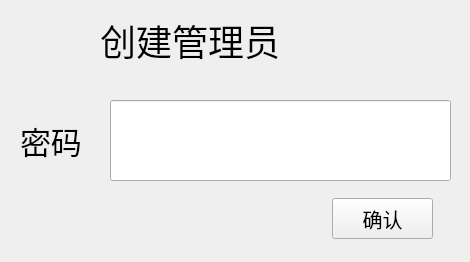
The window that createadmin.ui (kagura114/NetCard) describes before a commit, drawn with Qt 5.
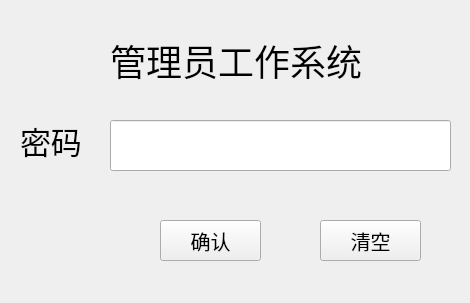
The same window after the commit.

The edit to the form file:
```diff
--- a/createadmin.ui
+++ b/createadmin.ui
@@ -7,7 +7,7 @@
     <x>0</x>
     <y>0</y>
     <width>470</width>
-    <height>262</height>
+    <height>303</height>
    </rect>
   </property>
   <property name="windowTitle">
@@ -16,8 +16,8 @@
   <widget class="QLabel" name="label">
    <property name="geometry">
     <rect>
-     <x>100</x>
-     <y>0</y>
+     <x>110</x>
+     <y>20</y>
      <width>271</width>
      <height>81</height>
     </rect>
@@ -28,7 +28,7 @@
     </font>
    </property>
    <property name="text">
-    <string>创建管理员</string>
+    <string>管理员工作系统</string>
    </property>
   </widget>
   <widget class="QLabel" name="label_2">
@@ -52,8 +52,8 @@
   <widget class="QPushButton" name="pushButton">
    <property name="geometry">
     <rect>
-     <x>332</x>
-     <y>198</y>
+     <x>160</x>
+     <y>220</y>
      <width>101</width>
      <height>41</height>
     </rect>
@@ -71,12 +71,30 @@
    <property name="geometry">
     <rect>
      <x>110</x>
-     <y>100</y>
+     <y>120</y>
      <width>341</width>
-     <height>81</height>
+     <height>51</height>
     </rect>
    </property>
   </widget>
+  <widget class="QPushButton" name="pushButton_2">
+   <property name="geometry">
+    <rect>
+     <x>320</x>
+     <y>220</y>
+     <width>101</width>
+     <height>41</height>
+    </rect>
+   </property>
+   <property name="font">
+    <font>
+     <pointsize>15</pointsize>
+    </font>
+   </property>
+   <property name="text">
+    <string>清空</string>
+   </property>
+  </widget>
  </widget>
  <resources/>
  <connections/>
```
Left out of the diff: 19 changed lines with no effect on the pictures.
